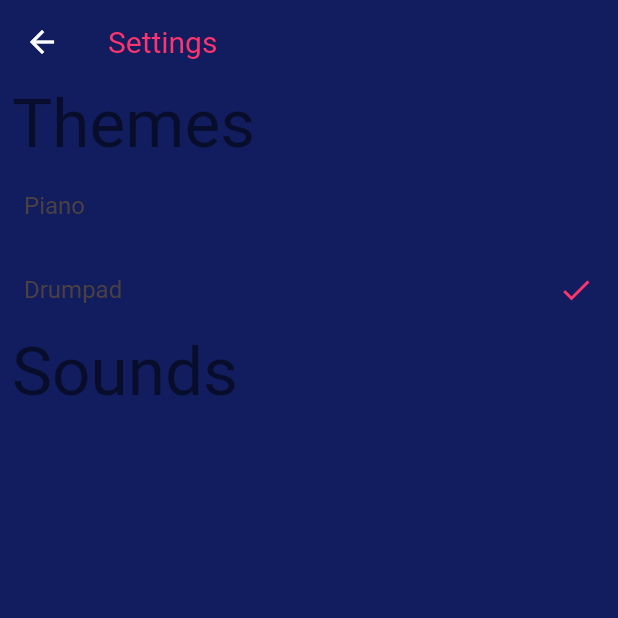
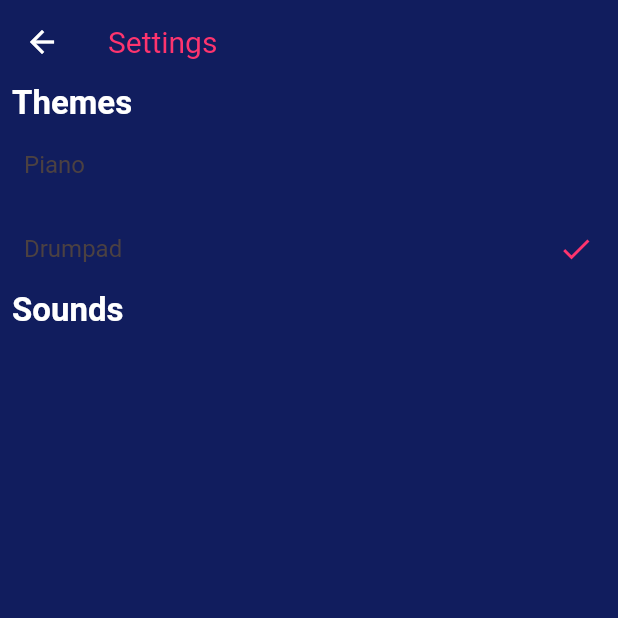
Before and after one commit to JoseGeorges8/scales-app, a Flutter app: the SettingsPage screen opened directly, after a tap on "Drumpad", on a phone screen of 412 x 824 dp, the top half of it. Run offline on Flutter 3.47's test engine with Material 2 defaults, Android fonts, the phone set to English and light mode, and no system bars; our stand-ins replace bloc, equatable, flutter_bloc, shared_preferences; missing offline and left inert: flutter_midi; accounts and stored records are empty.

Commit message:
Got sounds changing but state does not update. Will continue tomorrow

```diff
--- a/lib/blocs/sound_bloc/sound_event.dart
+++ b/lib/blocs/sound_bloc/sound_event.dart
@@ -1,6 +1,15 @@
 import 'package:equatable/equatable.dart';
-import 'package:scales_app/models/Note.dart';
 
 abstract class SoundEvent extends Equatable {
   const SoundEvent();
 }
+
+class AppSoundChanged extends SoundEvent {
+
+  final String sound;
+
+  AppSoundChanged({this.sound}): assert(sound != null);
+
+  @override
+  List<Object> get props => [sound];
+}
--- a/lib/blocs/sound_bloc/sound_state.dart
+++ b/lib/blocs/sound_bloc/sound_state.dart
@@ -1,10 +1,16 @@
 import 'package:equatable/equatable.dart';
+import 'package:flutter/foundation.dart';
+import 'package:scales_app/utils/constants.dart';
 
-abstract class SoundState extends Equatable {
-  const SoundState();
+class SoundState extends Equatable {
+  final String value;
+
+  const SoundState({@required this.value});
+
+  factory SoundState.initial() => SoundState(value: PIANO_SOUND_OPTION);
+  factory SoundState.piano() => SoundState(value: PIANO_SOUND_OPTION);
+  factory SoundState.drumpad() => SoundState(value: SYNTH_SOUND_OPTION);
+
+  @override
+  List<Object> get props => [value];
 }
-
-class InitialSoundState extends SoundState {
-  @override
-  List<Object> get props => [];
-}
--- a/lib/blocs/theme_bloc/theme_event.dart
+++ b/lib/blocs/theme_bloc/theme_event.dart
@@ -25,9 +25,3 @@ class AppThemeChanged extends ThemeEvent {
   @override
   List<Object> get props => [theme];
 }
-
-class AppSoundChanged extends ThemeEvent {
-
-  @override
-  List<Object> get props => [];
-}
--- a/lib/data_providers/sound_provider.dart
+++ b/lib/data_providers/sound_provider.dart
@@ -46,12 +46,14 @@ class FlutterMidiSoundProvider extends SoundBaseProvider {
   }
 
   @override
-  List<String> getSounds() => [PIANO_SOUND_OPTION, SYNTH_SOUND_OPTION];
+  List<String> getSounds() => [PIANO_SOUND_OPTION];
 
   @override
   Future<String> getCurrentSound() async {
     SharedPreferences sharedPreferences = await SharedPreferences.getInstance();
-    return sharedPreferences.getString(SOUND_KEY);
+    final String sound = sharedPreferences.getString(SOUND_KEY);
+    if (sound == null) sharedPreferences.setString(SOUND_KEY, PIANO_SOUND_OPTION);
+    return sound ?? PIANO_SOUND_OPTION;
   }
 
 }
--- a/lib/pages/settings.dart
+++ b/lib/pages/settings.dart
@@ -3,7 +3,6 @@ import 'package:flutter_bloc/flutter_bloc.dart';
 import 'package:scales_app/blocs/sound_bloc/bloc.dart';
 import 'package:scales_app/blocs/theme_bloc/bloc.dart';
 import 'package:scales_app/utils/constants.dart';
-import 'package:scales_app/utils/themes.dart';
 import 'package:scales_app/widgets/home_app_bar.dart';
 import 'package:scales_app/widgets/settings_row.dart';
 import 'package:scales_app/widgets/texts.dart';
@@ -69,6 +68,6 @@ class _SettingsPageState extends State<SettingsPage> {
   }
 
   _onSoundsRowPressed(String sound){
-     _soundBloc.changeSound(sound);
+     _soundBloc.add(AppSoundChanged(sound: sound));
   }
 }
--- a/lib/utils/themes.dart
+++ b/lib/utils/themes.dart
@@ -66,6 +66,7 @@ class TextThemes{
   static TextTheme get drumpadTheme{
     return TextTheme(
         display1:  TextStyle(color: drumpadAccentColor, fontSize: 20),
+        display2: TextStyle(color: Colors.white, fontSize: 22, fontWeight: FontWeight.w600),
         title: TextStyle(color: drumpadAccentColor, fontSize: 20)
     );
   }
--- a/pubspec.yaml
+++ b/pubspec.yaml
@@ -48,7 +48,6 @@ flutter:
   # To add assets to your application, add an assets section, like this:
   assets:
    - assets/sounds/Piano.sf2
-   - assets/sounds/Synth.sf2
 
   # An image asset can refer to one or more resolution-specific "variants", see
   # https://flutter.dev/assets-and-images/#resolution-aware.
```
Also changed, not shown: lib/blocs/sound_bloc/sound_bloc.dart (+6 -3 lines), 1 other file.
